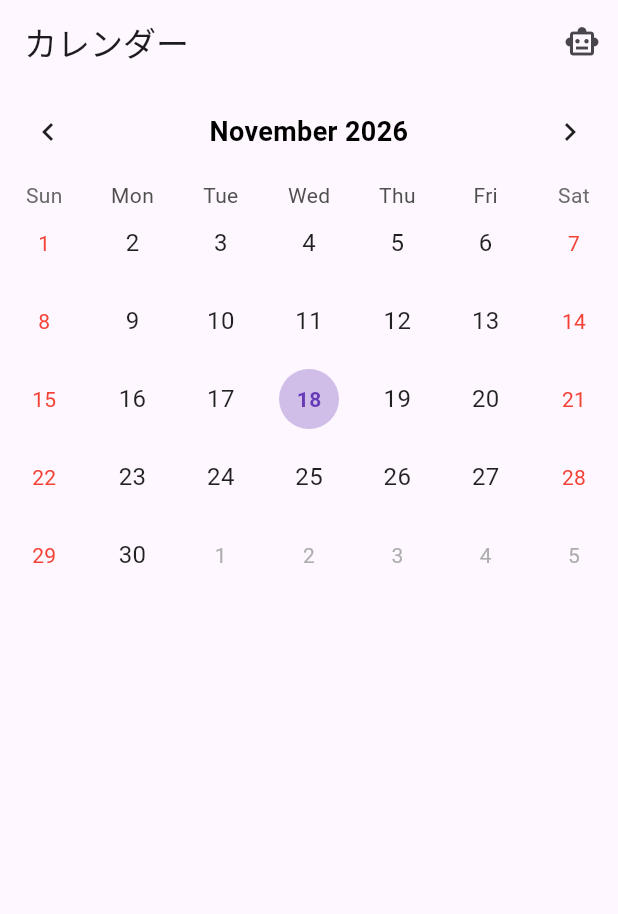
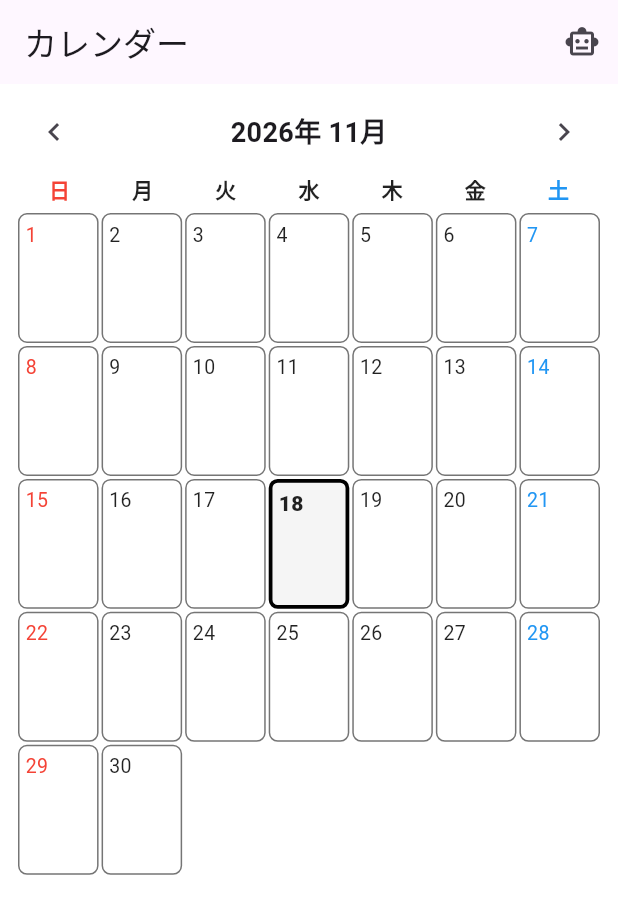
Before and after one commit to ibuki973/childcare_support_app, a Flutter app: the screen it shows after launch, item 3 of the bottom bar chosen, on a phone screen of 412 x 824 dp. Shown: the top 914 px of the screen. Run offline on Flutter 3.47's test engine with Material 3 defaults, Android fonts, the phone set to English and light mode, and no system bars; drawn by our look-alikes of table_calendar; our stand-ins replace sqflite; accounts and stored records are empty.

Commit message:
カレンダーをカード型UIに変更し、選択日を太字で強調できるようにしました。

```diff
--- a/lib/screens/calendar_screen.dart
+++ b/lib/screens/calendar_screen.dart
@@ -1,6 +1,4 @@
-// lib/screens/calendar_screen.dart
 import 'package:flutter/material.dart';
-import 'package:table_calendar/table_calendar.dart';
 
 class CalendarScreen extends StatefulWidget {
   const CalendarScreen({super.key});
@@ -10,71 +8,139 @@ class CalendarScreen extends StatefulWidget {
 }
 
 class _CalendarScreenState extends State<CalendarScreen> {
-  CalendarFormat _calendarFormat = CalendarFormat.month;
-  DateTime _focusedDay = DateTime.now();
-  DateTime? _selectedDay;
+  // 表示中の年月と選択中の日付
+  DateTime _focusedMonth = DateTime(DateTime.now().year, DateTime.now().month, 1);
+  DateTime _selectedDay = DateTime.now();
 
   @override
   Widget build(BuildContext context) {
+    final year = _focusedMonth.year;
+    final month = _focusedMonth.month;
+    final firstWeekday = DateTime(year, month, 1).weekday % 7; // 日曜=0, 土曜=6
+    final daysInMonth = DateTime(year, month + 1, 0).day;
+    final totalCells = firstWeekday + daysInMonth;
+
     return Scaffold(
-      body: TableCalendar(
-        firstDay: DateTime.utc(2020, 1, 1),
-        lastDay: DateTime.utc(2030, 12, 31),
-        focusedDay: _focusedDay,
-        calendarFormat: _calendarFormat,
+      backgroundColor: Colors.white,
+      body: Padding(
+        padding: const EdgeInsets.symmetric(horizontal: 12.0, vertical: 8.0),
+        child: Column(
+          children: [
+            // === 月切り替えヘッダー ===
+            Row(
+              mainAxisAlignment: MainAxisAlignment.spaceBetween,
+              children: [
+                IconButton(
+                  icon: const Icon(Icons.chevron_left),
+                  onPressed: () {
+                    setState(() {
+                      _focusedMonth = DateTime(year, month - 1, 1);
+                    });
+                  },
+                ),
+                Text(
+                  '$year年 $month月',
+                  style: const TextStyle(fontSize: 18, fontWeight: FontWeight.bold),
+                ),
+                IconButton(
+                  icon: const Icon(Icons.chevron_right),
+                  onPressed: () {
+                    setState(() {
+                      _focusedMonth = DateTime(year, month + 1, 1);
+                    });
+                  },
+                ),
+              ],
+            ),
+            const SizedBox(height: 4),
 
-        // 配色設定（見やすさ調整）
-        calendarStyle: CalendarStyle(
-          selectedDecoration: const BoxDecoration(
-            color: Colors.deepPurple,
-            shape: BoxShape.circle,
-          ),
-          selectedTextStyle: const TextStyle(
-            color: Colors.white,
+            // === 曜日ヘッダー（日・月・火・水・木・金・土） ===
+            Row(
+              children: List.generate(7, (index) {
+                const labels = ['日', '月', '火', '水', '木', '金', '土'];
+                Color textColor = Colors.black87;
+                if (index == 0) textColor = Colors.red;
+                if (index == 6) textColor = Colors.blue;
+
+                return Expanded(
+                  child: Center(
+                    child: Text(
+                      labels[index],
+                      style: TextStyle(
+                        color: textColor,
                         fontWeight: FontWeight.bold,
-          ),
-          todayDecoration: BoxDecoration(
-            color: Colors.deepPurple.withOpacity(0.3),
-            shape: BoxShape.circle,
-          ),
-          todayTextStyle: const TextStyle(
-            color: Colors.deepPurple,
-            fontWeight: FontWeight.bold,
-          ),
-          weekendTextStyle: const TextStyle(color: Colors.red),
-          defaultTextStyle: const TextStyle(
-            color: Colors.black87,
-            fontSize: 16,
+                        fontSize: 14,
                       ),
                     ),
+                  ),
+                );
+              }),
+            ),
+            const SizedBox(height: 6),
 
-        headerStyle: const HeaderStyle(
-          formatButtonVisible: false,
-          titleCentered: true,
-          titleTextStyle: TextStyle(
-            fontSize: 18,
-            fontWeight: FontWeight.bold,
-            color: Colors.black,
+            // === カレンダーのマス目グリッド ===
+            Expanded(
+              child: GridView.builder(
+                itemCount: totalCells,
+                gridDelegate: const SliverGridDelegateWithFixedCrossAxisCount(
+                  crossAxisCount: 7, // 7列
+                  childAspectRatio: 0.62, // 縦長の四角比率
+                  crossAxisSpacing: 2,
+                  mainAxisSpacing: 2,
+                ),
+                itemBuilder: (context, index) {
+                  // 月初より前の空白マス
+                  if (index < firstWeekday) {
+                    return const SizedBox.shrink();
+                  }
+
+                  final day = index - firstWeekday + 1;
+                  final currentDate = DateTime(year, month, day);
+                  final isSelected = _selectedDay.year == currentDate.year &&
+                      _selectedDay.month == currentDate.month &&
+                      _selectedDay.day == currentDate.day;
+
+                  // 曜日ごとの文字色
+                  final weekday = index % 7;
+                  Color dayColor = Colors.black87;
+                  if (weekday == 0) dayColor = Colors.red;
+                  if (weekday == 6) dayColor = Colors.blue;
+
+                  return GestureDetector(
+                    onTap: () {
+                      setState(() {
+                        _selectedDay = currentDate;
+                      });
+                    },
+                    child: Container(
+                      padding: const EdgeInsets.all(4),
+                      decoration: BoxDecoration(
+                        color: isSelected ? Colors.grey.shade100 : Colors.white,
+                        borderRadius: BorderRadius.circular(6),
+                        border: Border.all(
+                          // 選択したマスは太枠（2.5）、通常は細枠（1.0）
+                          color: isSelected ? Colors.black : Colors.grey.shade600,
+                          width: isSelected ? 2.5 : 1.0,
                         ),
                       ),
-
-        selectedDayPredicate: (day) {
-          return isSameDay(_selectedDay, day);
+                      child: Align(
+                        alignment: Alignment.topLeft,
+                        child: Text(
+                          '$day',
+                          style: TextStyle(
+                            fontSize: isSelected ? 14 : 13,
+                            fontWeight: isSelected ? FontWeight.w900 : FontWeight.normal,
+                            color: dayColor,
+                          ),
+                        ),
+                      ),
+                    ),
+                  );
                 },
-        onDaySelected: (selectedDay, focusedDay) {
-          setState(() {
-            _selectedDay = selectedDay;
-            _focusedDay = focusedDay;
-          });
-        },
-        onFormatChanged: (format) {
-          setState(() {
-            _calendarFormat = format;
-          });
-        },
-        onPageChanged: (focusedDay) {
-          _focusedDay = focusedDay;
-        },
+              ),
+            ),
+          ],
+        ),
       ),
     );
   }
```
Lines whose indentation alone changed are shown as unchanged.
